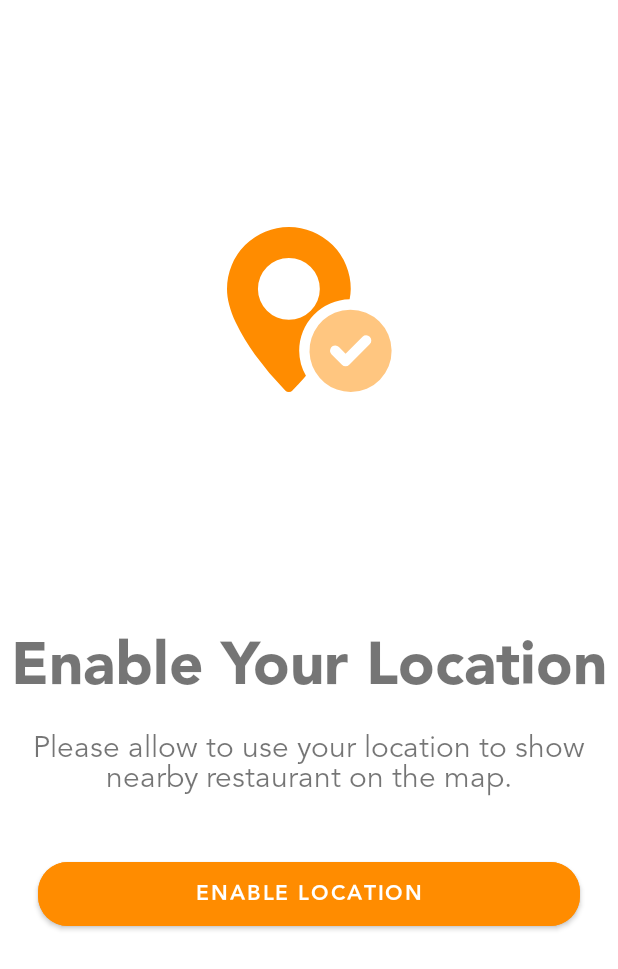
After one commit to nishank23/Urban_food, an Android app: the layout location_custom_dialog.xml on its own in the app's theme, with its tools: preview values and no code run, on a phone screen of 412 x 824 dp. The commit adds this screen. Shown: the top 969 px of the screen. Run offline under Robolectric (Android 15) with nearby library versions, the phone set to English and light mode, and no system bars.

Commit message:
location custom dialog

```diff
--- a/Urban_Food/app/src/main/AndroidManifest.xml
+++ b/Urban_Food/app/src/main/AndroidManifest.xml
@@ -12,6 +12,9 @@
         android:roundIcon="@mipmap/ic_launcher_round"
         android:supportsRtl="true"
         android:theme="@style/Theme.Urban_Food">
+        <activity
+            android:name=".Activites.OtpActivity"
+            android:exported="false" />
         <activity
             android:name=".Activites.Verifyphonescreen.verifyphone"
             android:exported="false" />
--- /dev/null
+++ b/Urban_Food/app/src/main/res/drawable/ic_lock_overturning.xml
@@ -0,0 +1,14 @@
+<vector xmlns:android="http://schemas.android.com/apk/res/android"
+    android:width="130dp"
+    android:height="130dp"
+    android:viewportWidth="130"
+    android:viewportHeight="130">
+  <path
+      android:pathData="M51.25,120a3.441,3.441 0,0 1,-2.434 -1,215.256 215.256,0 0,1 -20,-23.747A134.029,134.029 0,0 1,15.843 73.674C11.966,65.329 10,57.784 10,51.25a41.25,41.25 0,0 1,82.5 0,38.244 38.244,0 0,1 -0.736,6.951A34.279,34.279 0,0 0,58.125 92.5a33.836,33.836 0,0 0,4.51 16.713c-5.076,5.9 -8.8,9.627 -8.951,9.783A3.438,3.438 0,0 1,51.25 120ZM51.25,30.625A20.625,20.625 0,1 0,71.875 51.25,20.648 20.648,0 0,0 51.25,30.625Z"
+      android:fillColor="#ff8c00"/>
+  <path
+      android:pathData="M92.5,120A27.507,27.507 0,0 1,81.8 67.161,27.507 27.507,0 0,1 103.2,117.839 27.325,27.325 0,0 1,92.5 120ZM82.184,89.067a3.436,3.436 0,0 0,-2.43 5.867l6.875,6.875a3.453,3.453 0,0 0,4.867 0l13.75,-13.75A3.442,3.442 0,0 0,100.372 83.2L89.055,94.515l-4.441,-4.441A3.414,3.414 0,0 0,82.184 89.067Z"
+      android:strokeAlpha="0.5"
+      android:fillColor="#ff8c00"
+      android:fillAlpha="0.5"/>
+</vector>
--- /dev/null
+++ b/Urban_Food/app/src/main/res/layout/location_custom_dialog.xml
@@ -0,0 +1,63 @@
+<?xml version="1.0" encoding="utf-8"?>
+<androidx.constraintlayout.widget.ConstraintLayout xmlns:android="http://schemas.android.com/apk/res/android"
+    android:layout_width="match_parent"
+    android:layout_height="match_parent"
+    xmlns:app="http://schemas.android.com/apk/res-auto">
+    <androidx.constraintlayout.widget.Guideline
+        android:id="@+id/guide_devide"
+        android:layout_width="match_parent"
+        android:layout_height="wrap_content"
+        android:orientation="horizontal"
+        app:layout_constraintGuide_percent=".5"/>
+
+    <ImageView
+        android:layout_width="wrap_content"
+        android:layout_height="wrap_content"
+        app:layout_constraintTop_toTopOf="parent"
+        app:layout_constraintBottom_toBottomOf="@id/guide_devide"
+        app:layout_constraintStart_toStartOf="parent"
+        app:layout_constraintEnd_toEndOf="parent"
+        android:src="@drawable/ic_lock_overturning"/>
+    <TextView
+        android:id="@+id/tv_enable_text"
+        android:layout_width="wrap_content"
+        android:layout_height="wrap_content"
+        app:layout_constraintStart_toStartOf="parent"
+        app:layout_constraintEnd_toEndOf="parent"
+        app:layout_constraintTop_toTopOf="@id/guide_devide"
+        android:text="@string/enable_your_location"
+        android:textSize="40sp"
+        android:gravity="center"
+        android:fontFamily="@font/avenir_black"/>
+    <TextView
+        android:id="@+id/tv_below_text"
+        android:layout_width="wrap_content"
+        android:layout_height="wrap_content"
+        app:layout_constraintStart_toStartOf="parent"
+        app:layout_constraintEnd_toEndOf="parent"
+        app:layout_constraintTop_toBottomOf="@id/tv_enable_text"
+        android:text="@string/enable_below_text"
+        android:layout_marginTop="10dp"
+        android:textSize="20sp"
+        android:gravity="center"
+        android:fontFamily="@font/avenir_book"/>
+    <com.google.android.material.button.MaterialButton
+        android:id="@+id/button_sign_up"
+        android:layout_width="0dp"
+        android:layout_height="wrap_content"
+        android:backgroundTint="@color/orange"
+        android:layout_marginTop="38dp"
+        android:layout_marginStart="25dp"
+        android:layout_marginEnd="25dp"
+        android:fontFamily="@font/avenir_heavy"
+        android:paddingTop="10dp"
+        android:paddingBottom="10dp"
+        android:text="@string/enable_location"
+        app:cornerRadius="20dp"
+        app:layout_constraintTop_toBottomOf="@id/tv_below_text"
+        app:layout_constraintEnd_toEndOf="parent"
+        app:layout_constraintStart_toStartOf="parent"/>
+
+
+
+</androidx.constraintlayout.widget.ConstraintLayout>
--- a/Urban_Food/app/src/main/res/values/strings.xml
+++ b/Urban_Food/app/src/main/res/values/strings.xml
@@ -16,4 +16,10 @@
     <string name="dob">Date of birth</string>
     <string name="No_account">Don\'t have an account?</string>
     <string name="signUp_below_text">By clicking Sign up you agree to the following Terms and Conditions without reservation</string>
+    <string name="phone_otp_verification">Phone Verification</string>
+    <string name="not_get_otp">Didn\'t you received any code?</string>
+    <string name="resend_otp">Resend a new code.</string>
+    <string name="enable_below_text">Please allow to use your location to show nearby restaurant on the map.</string>
+    <string name="enable_your_location">Enable Your Location</string>
+    <string name="enable_location">Enable Location</string>
 </resources>
```
Also changed, not shown: Urban_Food/app/src/main/java/com/example/urban_food/Activites/OtpActivity.java (added, +17 -0 lines), Urban_Food/app/src/main/res/layout/activity_otp.xml (added, +84 -0 lines).
